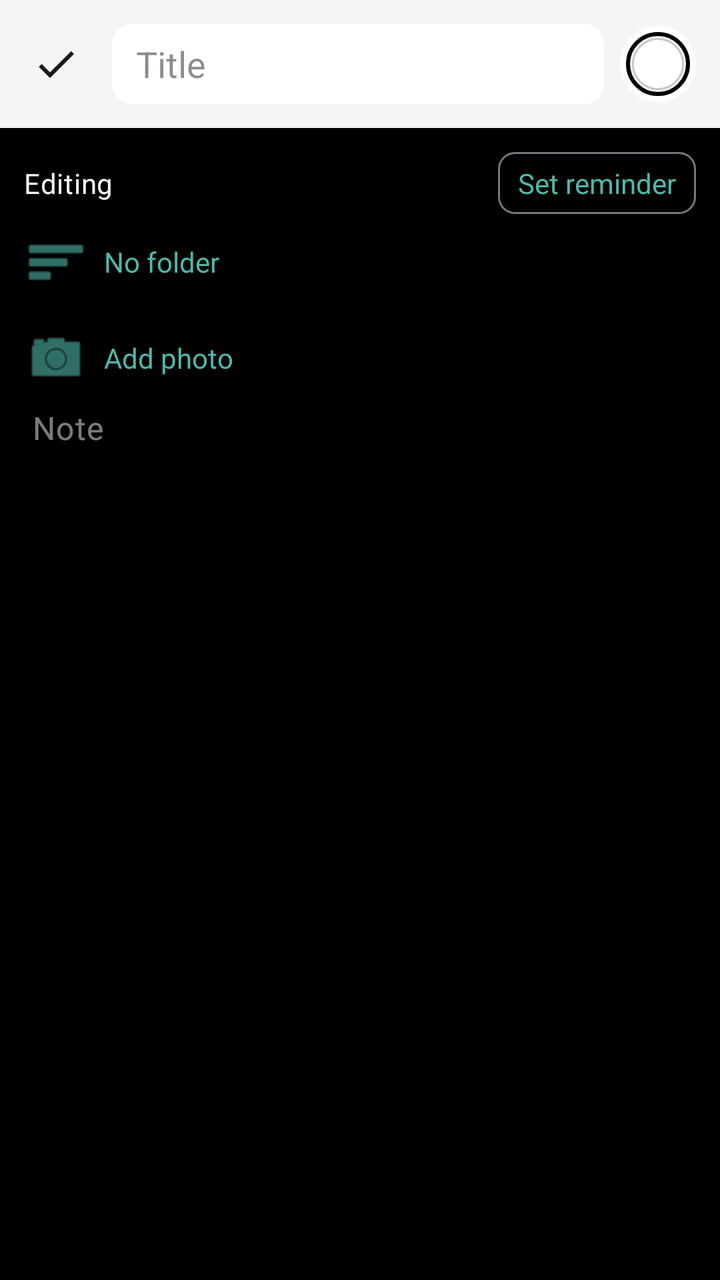
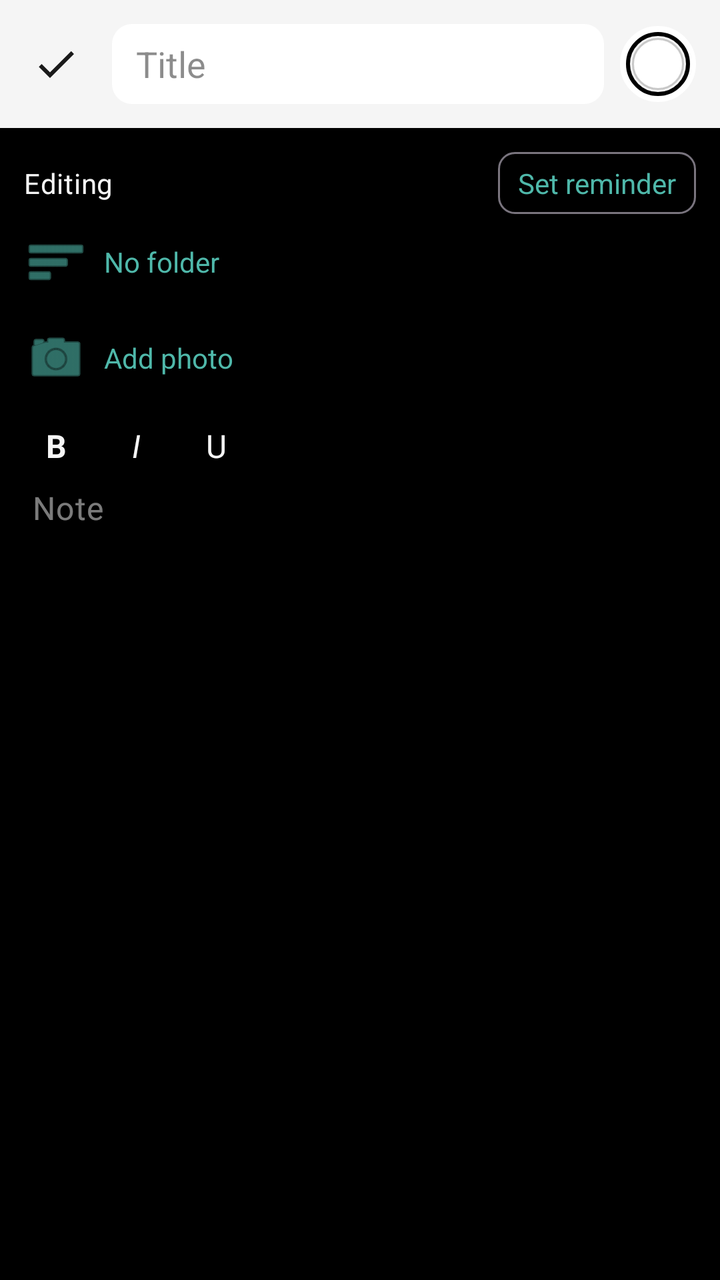

Compare the two renders of this Android layout. The source of the first and the diff that turns it into the second are given below.
<!-- AndroidManifest.xml: application theme Theme.Notepad -->
<!-- res/layout/activity_note_editor.xml -->
<?xml version="1.0" encoding="utf-8"?>
<LinearLayout xmlns:android="http://schemas.android.com/apk/res/android"
    xmlns:app="http://schemas.android.com/apk/res-auto"
    android:layout_width="match_parent"
    android:layout_height="match_parent"
    android:background="@color/note_editor_body_background"
    android:orientation="vertical">

    
    <LinearLayout
        android:id="@+id/toolbarRoot"
        android:layout_width="match_parent"
        android:layout_height="?attr/actionBarSize"
        android:background="@color/toolbar_background"
        android:gravity="center_vertical"
        android:orientation="horizontal"
        android:paddingHorizontal="8dp">

        <ImageButton
            android:id="@+id/doneButton"
            android:layout_width="40dp"
            android:layout_height="40dp"
            android:background="?attr/selectableItemBackgroundBorderless"
            android:contentDescription="@string/save_and_close"
            android:src="@drawable/ic_check" />

        <EditText
            android:id="@+id/titleInput"
            android:layout_width="0dp"
            android:layout_height="40dp"
            android:layout_marginHorizontal="8dp"
            android:layout_weight="1"
            android:background="@drawable/shape_title_input_bg"
            android:gravity="center_vertical"
            android:hint="@string/title_hint"
            android:importantForAutofill="no"
            android:inputType="textCapSentences"
            android:paddingHorizontal="12dp"
            android:singleLine="true"
            android:textColor="#1A1A1A"
            android:textColorHint="#801A1A1A" />

        <FrameLayout
            android:id="@+id/colorToggleContainer"
            android:layout_width="38dp"
            android:layout_height="38dp"
            android:layout_marginEnd="4dp"
            android:background="@drawable/shape_selection_ring">

            <ImageView
                android:id="@+id/colorToggleButton"
                android:layout_width="26dp"
                android:layout_height="26dp"
                android:layout_gravity="center"
                android:background="@drawable/shape_color_swatch"
                android:contentDescription="@string/note_color" />

        </FrameLayout>

        <ImageButton
            android:id="@+id/overflowButton"
            android:layout_width="40dp"
            android:layout_height="40dp"
            android:background="?attr/selectableItemBackgroundBorderless"
            android:contentDescription="@string/menu_delete"
            android:src="@android:drawable/ic_menu_more"
            android:visibility="gone" />

    </LinearLayout>

    <HorizontalScrollView
        android:layout_width="match_parent"
        android:layout_height="wrap_content"
        android:scrollbars="none">

        <LinearLayout
            android:id="@+id/colorRow"
            android:layout_width="wrap_content"
            android:layout_height="wrap_content"
            android:layout_marginStart="12dp"
            android:layout_marginTop="12dp"
            android:gravity="center_vertical"
            android:orientation="horizontal"
            android:visibility="gone" />

    </HorizontalScrollView>

    
    <androidx.core.widget.NestedScrollView
        android:id="@+id/bodyScroll"
        android:layout_width="match_parent"
        android:layout_height="0dp"
        android:layout_weight="1"
        android:fillViewport="true">

        <LinearLayout
            android:layout_width="match_parent"
            android:layout_height="wrap_content"
            android:orientation="vertical">

            <LinearLayout
                android:layout_width="match_parent"
                android:layout_height="wrap_content"
                android:gravity="center_vertical"
                android:orientation="horizontal"
                android:paddingHorizontal="12dp"
                android:paddingTop="12dp">

                <TextView
                    android:id="@+id/editingLabel"
                    android:layout_width="0dp"
                    android:layout_height="wrap_content"
                    android:layout_weight="1"
                    android:text="@string/editing_label"
                    android:textColor="@color/note_editor_body_text"
                    android:textAppearance="?attr/textAppearanceBodyMedium" />

                <TextView
                    android:id="@+id/reminderRow"
                    android:layout_width="wrap_content"
                    android:layout_height="wrap_content"
                    android:background="@drawable/shape_badge_outline"
                    android:drawablePadding="8dp"
                    android:gravity="center_vertical"
                    android:paddingHorizontal="10dp"
                    android:paddingVertical="6dp"
                    android:text="@string/set_reminder"
                    android:textColor="?attr/colorPrimary" />

            </LinearLayout>

            <TextView
                android:id="@+id/folderRow"
                android:layout_width="wrap_content"
                android:layout_height="wrap_content"
                android:layout_marginStart="4dp"
                android:drawablePadding="8dp"
                android:gravity="center_vertical"
                android:padding="8dp"
                android:text="@string/folder_none"
                android:textColor="?attr/colorPrimary"
                app:drawableStartCompat="@android:drawable/ic_menu_sort_by_size"
                app:drawableTint="?attr/colorPrimary" />

            <TextView
                android:id="@+id/imageRow"
                android:layout_width="wrap_content"
                android:layout_height="wrap_content"
                android:layout_marginStart="4dp"
                android:drawablePadding="8dp"
                android:gravity="center_vertical"
                android:padding="8dp"
                android:text="@string/add_photo"
                android:textColor="?attr/colorPrimary"
                app:drawableStartCompat="@android:drawable/ic_menu_camera"
                app:drawableTint="?attr/colorPrimary" />

            <FrameLayout
                android:id="@+id/imagePreviewContainer"
                android:layout_width="wrap_content"
                android:layout_height="wrap_content"
                android:layout_marginStart="12dp"
                android:layout_marginBottom="8dp"
                android:visibility="gone">

                <ImageView
                    android:id="@+id/imagePreview"
                    android:layout_width="120dp"
                    android:layout_height="120dp"
                    android:contentDescription="@string/add_photo"
                    android:scaleType="centerCrop" />

                <ImageButton
                    android:id="@+id/removeImageButton"
                    android:layout_width="28dp"
                    android:layout_height="28dp"
                    android:layout_gravity="top|end"
                    android:background="@android:color/black"
                    android:contentDescription="@string/action_remove"
                    android:src="@android:drawable/ic_menu_close_clear_cancel" />

            </FrameLayout>

            <EditText
                android:id="@+id/bodyInput"
                android:layout_width="match_parent"
                android:layout_height="wrap_content"
                android:minHeight="280dp"
                android:background="@android:color/transparent"
                android:gravity="top"
                android:hint="@string/body_hint"
                android:importantForAutofill="no"
                android:inputType="textCapSentences|textMultiLine"
                android:paddingHorizontal="16dp"
                android:paddingBottom="24dp"
                android:textColor="@color/note_editor_body_text"
                android:textColorHint="@color/note_editor_body_hint"
                android:textAppearance="?attr/textAppearanceBodyLarge" />

        </LinearLayout>

    </androidx.core.widget.NestedScrollView>

    <LinearLayout
        android:id="@+id/checklistContainer"
        android:layout_width="match_parent"
        android:layout_height="0dp"
        android:layout_weight="1"
        android:orientation="vertical"
        android:visibility="gone">

        <androidx.recyclerview.widget.RecyclerView
            android:id="@+id/checklistRecyclerView"
            android:layout_width="match_parent"
            android:layout_height="0dp"
            android:layout_weight="1"
            android:paddingHorizontal="8dp" />

        <View
            android:layout_width="match_parent"
            android:layout_height="1dp"
            android:layout_marginStart="32dp"
            android:background="#33808080" />

        <LinearLayout
            android:layout_width="match_parent"
            android:layout_height="wrap_content"
            android:gravity="center_vertical"
            android:orientation="horizontal"
            android:paddingStart="8dp">

            <ImageView
                android:id="@+id/newItemIcon"
                android:layout_width="24dp"
                android:layout_height="24dp"
                android:contentDescription="@null"
                android:src="@android:drawable/ic_input_add"
                app:tint="@color/note_editor_body_hint" />

            <EditText
                android:id="@+id/newItemInput"
                android:layout_width="0dp"
                android:layout_height="wrap_content"
                android:layout_weight="1"
                android:background="@android:color/transparent"
                android:hint="@string/add_item_hint"
                android:imeOptions="actionDone"
                android:importantForAutofill="no"
                android:inputType="text"
                android:padding="16dp"
                android:textColor="@color/note_editor_body_text"
                android:textColorHint="@color/note_editor_body_hint"
                android:textAppearance="?attr/textAppearanceBodyLarge" />

        </LinearLayout>

    </LinearLayout>

</LinearLayout>
<!-- resources referenced by this layout -->
<resources>
  <color name="note_editor_body_background">#000000</color>
  <color name="note_editor_body_hint">#80F5F5F5</color>
  <color name="note_editor_body_text">#F5F5F5</color>
  <color name="toolbar_background">#F5F5F5</color>
  <!-- drawable ic_check (drawable) -->
  <?xml version="1.0" encoding="utf-8"?>
  <vector xmlns:android="http://schemas.android.com/apk/res/android"
      android:width="24dp"
      android:height="24dp"
      android:viewportWidth="24"
      android:viewportHeight="24"
      android:tint="?attr/colorOnSurface">
      <path
          android:fillColor="@android:color/white"
          android:pathData="M9,16.17L4.83,12l-1.42,1.41L9,19 21,7l-1.41,-1.41z" />
  </vector>
  <!-- drawable shape_badge_outline (drawable) -->
  <?xml version="1.0" encoding="utf-8"?>
  <shape xmlns:android="http://schemas.android.com/apk/res/android">
      <corners android:radius="8dp" />
      <stroke android:width="1dp" android:color="?attr/colorOutline" />
      <solid android:color="@android:color/transparent" />
  </shape>
  <!-- drawable shape_color_swatch (drawable) -->
  <?xml version="1.0" encoding="utf-8"?>
  <shape xmlns:android="http://schemas.android.com/apk/res/android"
      android:shape="oval">
      <solid android:color="@android:color/white" />
      <stroke
          android:width="1dp"
          android:color="#33000000" />
  </shape>
  <!-- drawable shape_selection_ring (drawable) -->
  <?xml version="1.0" encoding="utf-8"?>
  <layer-list xmlns:android="http://schemas.android.com/apk/res/android">
      <item>
          <shape android:shape="oval">
              <stroke android:width="3dp" android:color="#FFFFFFFF" />
          </shape>
      </item>
      <item android:top="3dp" android:bottom="3dp" android:start="3dp" android:end="3dp">
          <shape android:shape="oval">
              <stroke android:width="2dp" android:color="#FF000000" />
          </shape>
      </item>
  </layer-list>
  <!-- drawable shape_title_input_bg (drawable) -->
  <?xml version="1.0" encoding="utf-8"?>
  <shape xmlns:android="http://schemas.android.com/apk/res/android">
      <solid android:color="@android:color/white" />
      <corners android:radius="10dp" />
  </shape>
  <string name="action_remove">Remove</string>
  <string name="add_item_hint">Add item</string>
  <string name="add_photo">Add photo</string>
  <string name="body_hint">Note</string>
  <string name="editing_label">Editing</string>
  <string name="folder_none">No folder</string>
  <string name="menu_delete">Delete</string>
  <string name="note_color">Note color</string>
  <string name="save_and_close">Save and close</string>
  <string name="set_reminder">Set reminder</string>
  <string name="title_hint">Title</string>
  <color name="accent_teal">#4FB8AA</color>
  <color name="on_accent_teal">#06201C</color>
  <color name="app_surface">#FFFFFF</color>
  <color name="on_surface">#1A1A1A</color>
  <color name="on_surface_variant">#5F6368</color>
  <color name="app_background">#FFFFFF</color>
  <!-- unchanged entries left out for length: 1 -->
</resources>

<!-- the commit's change to res/layout/activity_note_editor.xml (unified diff, before → after) -->
@@ -181,6 +181,50 @@
 
             </FrameLayout>
 
+            <LinearLayout
+                android:id="@+id/formatToolbar"
+                android:layout_width="wrap_content"
+                android:layout_height="wrap_content"
+                android:layout_marginStart="8dp"
+                android:orientation="horizontal">
+
+                <TextView
+                    android:id="@+id/boldButton"
+                    android:layout_width="40dp"
+                    android:layout_height="40dp"
+                    android:background="?attr/selectableItemBackgroundBorderless"
+                    android:contentDescription="@string/format_bold"
+                    android:gravity="center"
+                    android:text="@string/format_bold_label"
+                    android:textColor="@color/note_editor_body_text"
+                    android:textStyle="bold"
+                    android:textSize="16sp" />
+
+                <TextView
+                    android:id="@+id/italicButton"
+                    android:layout_width="40dp"
+                    android:layout_height="40dp"
+                    android:background="?attr/selectableItemBackgroundBorderless"
+                    android:contentDescription="@string/format_italic"
+                    android:gravity="center"
+                    android:text="@string/format_italic_label"
+                    android:textColor="@color/note_editor_body_text"
+                    android:textStyle="italic"
+                    android:textSize="16sp" />
+
+                <TextView
+                    android:id="@+id/underlineButton"
+                    android:layout_width="40dp"
+                    android:layout_height="40dp"
+                    android:background="?attr/selectableItemBackgroundBorderless"
+                    android:contentDescription="@string/format_underline"
+                    android:gravity="center"
+                    android:text="@string/format_underline_label"
+                    android:textColor="@color/note_editor_body_text"
+                    android:textSize="16sp" />
+
+            </LinearLayout>
+
             <EditText
                 android:id="@+id/bodyInput"
                 android:layout_width="match_parent"
@@ -220,7 +264,7 @@
             android:layout_width="match_parent"
             android:layout_height="1dp"
             android:layout_marginStart="32dp"
-            android:background="#33808080" />
+            android:background="@color/checklist_item_divider" />
 
         <LinearLayout
             android:layout_width="match_parent"
<!-- resource entries referenced after the edit -->
@@ -1,5 +1,6 @@
 <!-- resources referenced by this layout -->
 <resources>
+  <color name="checklist_item_divider">#4D4D4D</color>
   <color name="note_editor_body_background">#000000</color>
   <color name="note_editor_body_hint">#80F5F5F5</color>
   <color name="note_editor_body_text">#F5F5F5</color>
@@ -58,6 +59,12 @@
   <string name="body_hint">Note</string>
   <string name="editing_label">Editing</string>
   <string name="folder_none">No folder</string>
+  <string name="format_bold">Bold</string>
+  <string name="format_bold_label">B</string>
+  <string name="format_italic">Italic</string>
+  <string name="format_italic_label">I</string>
+  <string name="format_underline">Underline</string>
+  <string name="format_underline_label">U</string>
   <string name="menu_delete">Delete</string>
   <string name="note_color">Note color</string>
   <string name="save_and_close">Save and close</string>
